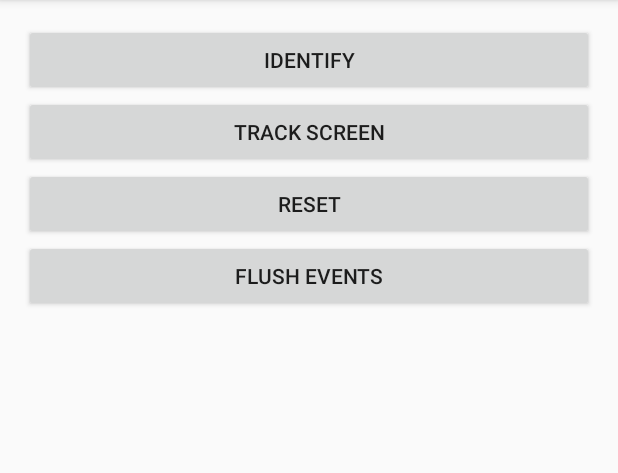
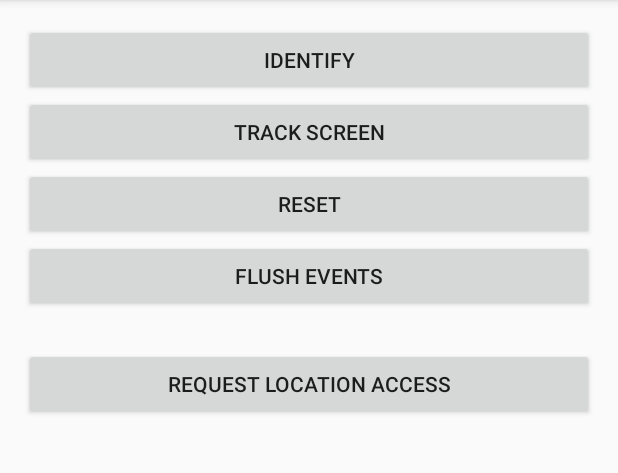
Before and after one commit to castle/castle-android, an Android app: the screen it shows after launch (MainActivity), on a phone screen of 412 x 824 dp, the part 84-557 px from its top. Run offline under Robolectric (Android 15) with nearby library versions, the phone set to English and light mode, and no system bars; libraries missing offline, so code that uses them is left out: com.squareup.tape2; 8 statements that could not run were skipped.

Commit message:
Add location to example app

```diff
--- a/example/src/main/AndroidManifest.xml
+++ b/example/src/main/AndroidManifest.xml
@@ -3,6 +3,10 @@
 
     <uses-permission android:name="android.permission.INTERNET" />
     <uses-permission android:name="android.permission.ACCESS_NETWORK_STATE" />
+
+    <!-- To request foreground location access, declare one of these permissions. -->
+    <uses-permission android:name="android.permission.ACCESS_COARSE_LOCATION" />
+    <uses-permission android:name="android.permission.ACCESS_FINE_LOCATION" />
 
     <application
         android:allowBackup="true"
--- a/example/src/main/res/layout/main.xml
+++ b/example/src/main/res/layout/main.xml
@@ -23,4 +23,10 @@
         android:layout_width="match_parent"
         android:layout_height="wrap_content"
         android:text="@string/flush_events"/>
+    <Button
+        android:id="@+id/location"
+        android:layout_width="match_parent"
+        android:layout_height="wrap_content"
+        android:layout_marginTop="24dp"
+        android:text="@string/request_location_access"/>
 </LinearLayout>
--- a/example/src/main/res/values/strings.xml
+++ b/example/src/main/res/values/strings.xml
@@ -5,4 +5,5 @@
     <string name="track_screen">Track screen</string>
     <string name="reset">Reset</string>
     <string name="flush_events">Flush events</string>
+    <string name="request_location_access">Request location access</string>
 </resources>
```
Also changed, not shown: example/src/main/java/io/castle/android/sample/MainActivity.kt (+20 -0 lines).
